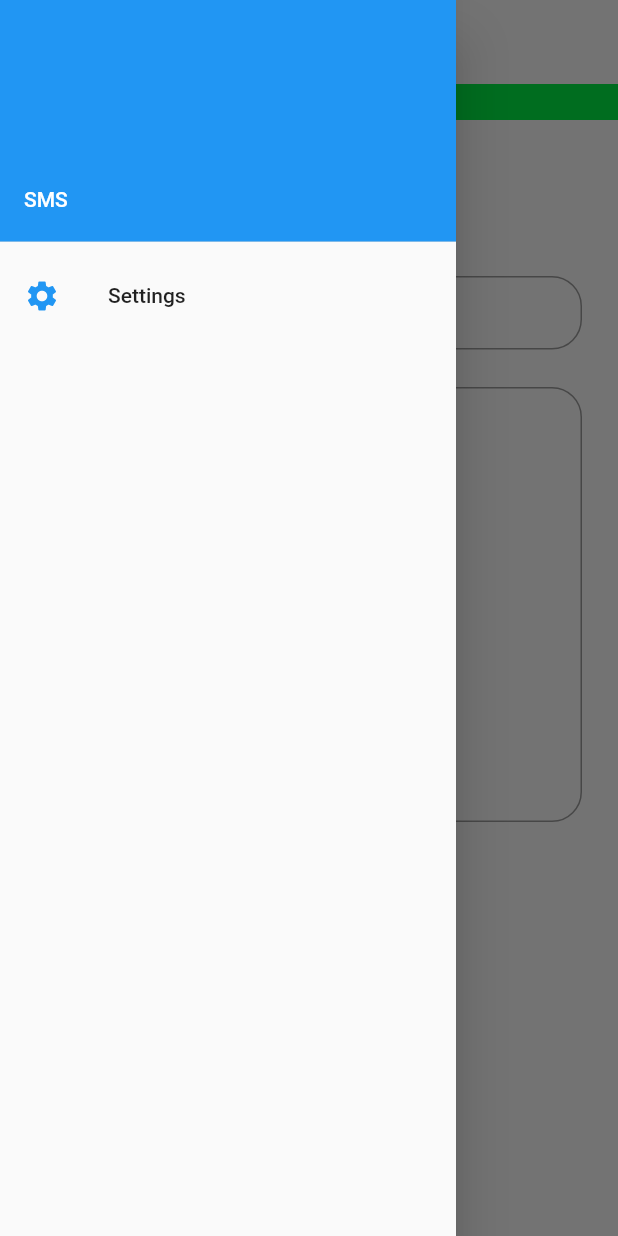
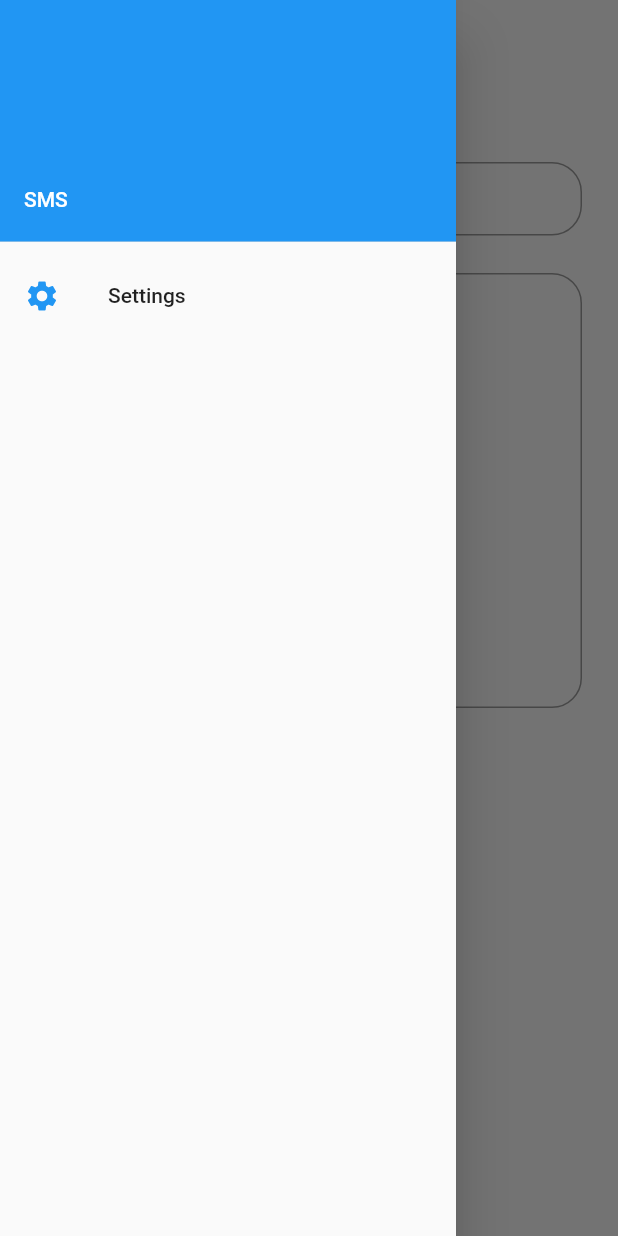
Before and after one commit to unique1o1/MeetSMS-App, a Flutter app: the HomePage screen opened directly with empty values, with the side drawer open, on a phone screen of 412 x 824 dp. Run offline on Flutter 3.47's test engine with Material 2 defaults, Android fonts, the phone set to English and light mode, and no system bars; our stand-ins replace flutter_offline, shared_preferences, sqflite; accounts and stored records are empty.

Commit message:
removed online bar

```diff
--- a/lib/home.dart
+++ b/lib/home.dart
@@ -235,13 +235,11 @@ class _HomePage extends State<HomePage> {
         body: Offline(
             child: RefreshIndicator(
           child: new Container(
-            height: 1920.0,
             child: Column(children: <Widget>[
               Center(
                 child: Row(
                   mainAxisAlignment: MainAxisAlignment.center,
                   children: <Widget>[
-                    SizedBox(height: 80.0),
                     Text(
                       "Quota",
                       textAlign: TextAlign.center,
@@ -269,7 +267,7 @@ class _HomePage extends State<HomePage> {
                   shrinkWrap: true,
                   padding: EdgeInsets.only(left: 24.0, right: 24.0),
                   children: <Widget>[
-                    SizedBox(height: 48.0),
+                    SizedBox(height: 30.0),
                     _input(false, "Number", "Recepient's Number",
                         (value) => recepients = value),
                     SizedBox(height: 25.0),
--- a/lib/offline.dart
+++ b/lib/offline.dart
@@ -15,23 +15,24 @@ class Offline extends StatelessWidget {
         Widget child,
       ) {
         final bool connected = connectivity != ConnectivityResult.none;
-        return new Stack(
-          fit: StackFit.expand,
+        return new Container(
+            child: Column(
           children: [
-            Positioned(
-              height: 24.0,
-              left: 0.0,
-              right: 0.0,
-              child: Container(
-                color: connected ? Color(0xFF00EE44) : Color(0xFFEE4400),
-                child: Center(
-                  child: Text("${connected ? 'ONLINE' : 'OFFLINE'}"),
-                ),
-              ),
+            connected
+                ? SizedBox()
+                : Container(
+                    height: 20.0,
+                    color: connected ? Color(0xFF00EE44) : Color(0xFFEE4400),
+                    child: Center(
+                      child: Text('OFFLINE'),
+                    ),
+                  ),
+            SizedBox(
+              height: 2,
             ),
             child
           ],
-        );
+        ));
       },
       child: child,
     );
```
